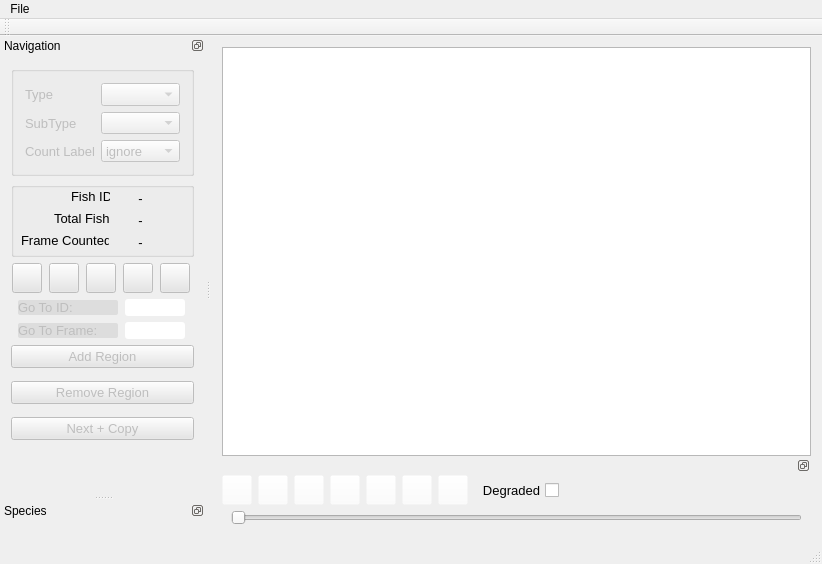
Old version of the form src/video_annotator/mainwindow.ui in the repository cvisionai/Tator-Native.
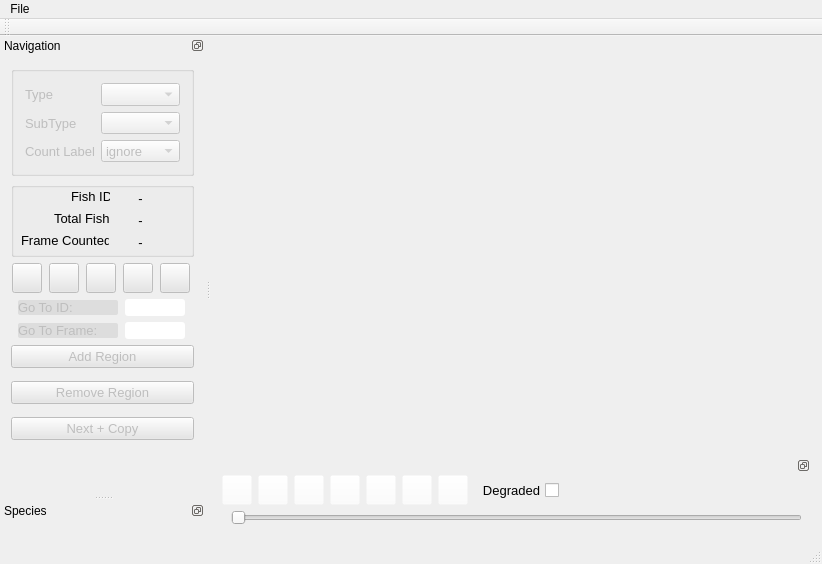
New version of the form.

Commit message: Add zoom capability for video annotator.  This closes #78.

Patch:
```diff
--- a/src/video_annotator/mainwindow.ui
+++ b/src/video_annotator/mainwindow.ui
@@ -36,21 +36,7 @@
          </layout>
         </item>
         <item>
-         <layout class="QHBoxLayout" name="videoWindowLayout">
-          <item>
-           <widget class="QGraphicsView" name="videoWindow">
-            <property name="enabled">
-             <bool>true</bool>
-            </property>
-            <property name="sizePolicy">
-             <sizepolicy hsizetype="MinimumExpanding" vsizetype="MinimumExpanding">
-              <horstretch>0</horstretch>
-              <verstretch>0</verstretch>
-             </sizepolicy>
-            </property>
-           </widget>
-          </item>
-         </layout>
+         <layout class="QHBoxLayout" name="videoWindowLayout"/>
         </item>
         <item>
          <widget class="QDockWidget" name="dockWidget">
```
The commit also changes 2 other files.
